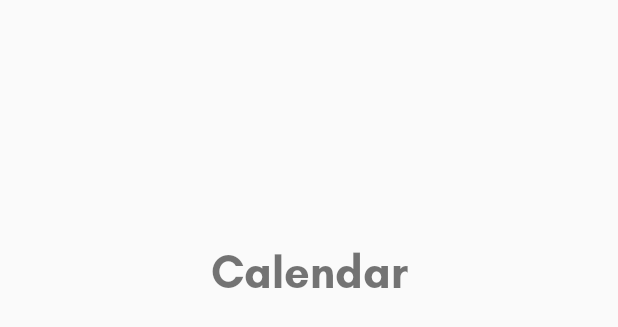
After one commit to jugu612/CS129, an Android app: the layout calendar.xml on its own in the app's theme, with its tools: preview values and no code run, on a phone screen of 412 x 824 dp. The commit adds this screen. Shown: the top 327 px of the screen. Run offline under Robolectric (Android 15) with nearby library versions, the phone set to English and light mode, and no system bars.

Commit message:
Calendar component

```diff
--- /dev/null
+++ b/app/src/main/res/layout/calendar.xml
@@ -0,0 +1,24 @@
+<?xml version="1.0" encoding="utf-8"?>
+<androidx.constraintlayout.widget.ConstraintLayout xmlns:android="http://schemas.android.com/apk/res/android"
+    xmlns:app="http://schemas.android.com/apk/res-auto"
+    xmlns:tools="http://schemas.android.com/tools"
+    android:layout_width="400dp"
+    android:layout_height="500dp"
+    android:layout_gravity="center">
+
+    <TextView
+        android:layout_width="200dp"
+        android:layout_height="50dp"
+        android:layout_alignParentStart="true"
+        android:layout_alignParentEnd="true"
+        android:text="Calendar"
+        android:textAlignment="center"
+        android:fontFamily="@font/glacial_indifference_bold"
+        android:textSize="30dp"
+        app:layout_constraintEnd_toEndOf="parent"
+        app:layout_constraintStart_toStartOf="parent"
+        app:layout_constraintTop_toTopOf="parent">
+
+    </TextView>
+
+</androidx.constraintlayout.widget.ConstraintLayout>
```
Also changed, not shown: app/src/main/AndroidManifest.xml (+19 -8 lines), app/src/main/res/layout/activity_planner.xml (+4 -11 lines).
